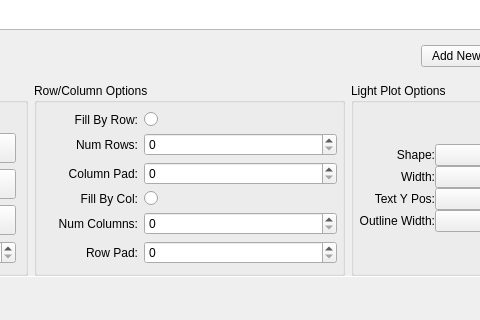
Qt form PlotManager.ui (whatudone/plotxy) before a commit; both pictures show x 574 to 1054 and y 446 to 766 of the 1259 by 766 pixel window.
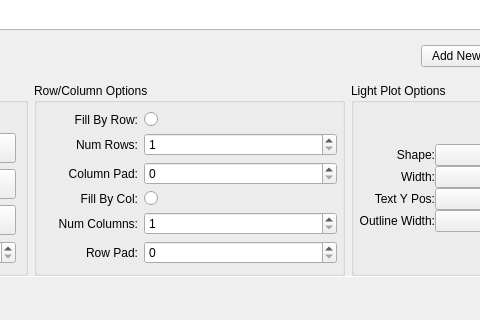
The same form after that commit. Custom widgets are drawn as their Qt base class.

Patch:
```diff
--- a/PlotManager.ui
+++ b/PlotManager.ui
@@ -5083,7 +5083,11 @@
                  </widget>
                 </item>
                 <item row="1" column="1" colspan="2">
-                 <widget class="QSpinBox" name="spinBox_14"/>
+                 <widget class="QSpinBox" name="spinBox_NumRows">
+                  <property name="minimum">
+                   <number>1</number>
+                  </property>
+                 </widget>
                 </item>
                 <item row="2" column="0">
                  <widget class="QLabel" name="label_114">
@@ -5142,7 +5146,11 @@
                  </widget>
                 </item>
                 <item row="4" column="1" colspan="2">
-                 <widget class="QSpinBox" name="spinBox_15"/>
+                 <widget class="QSpinBox" name="spinBox_NumCols">
+                  <property name="minimum">
+                   <number>1</number>
+                  </property>
+                 </widget>
                 </item>
                </layout>
               </item>
```
Left out of the diff: 20 changed lines with no effect on the pictures.
